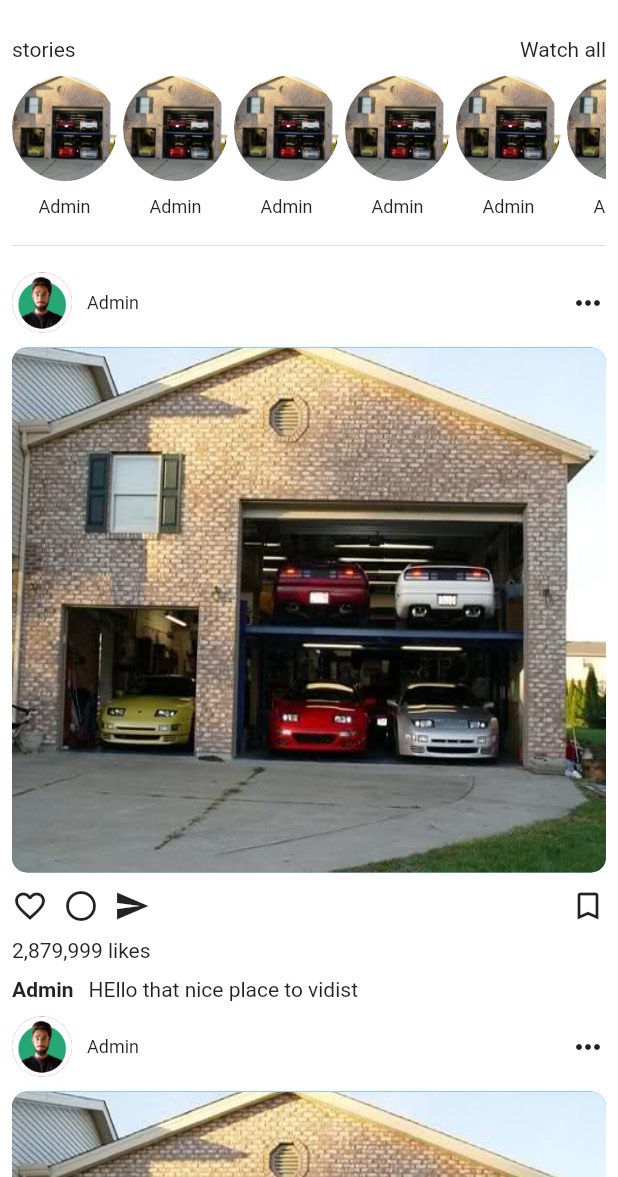
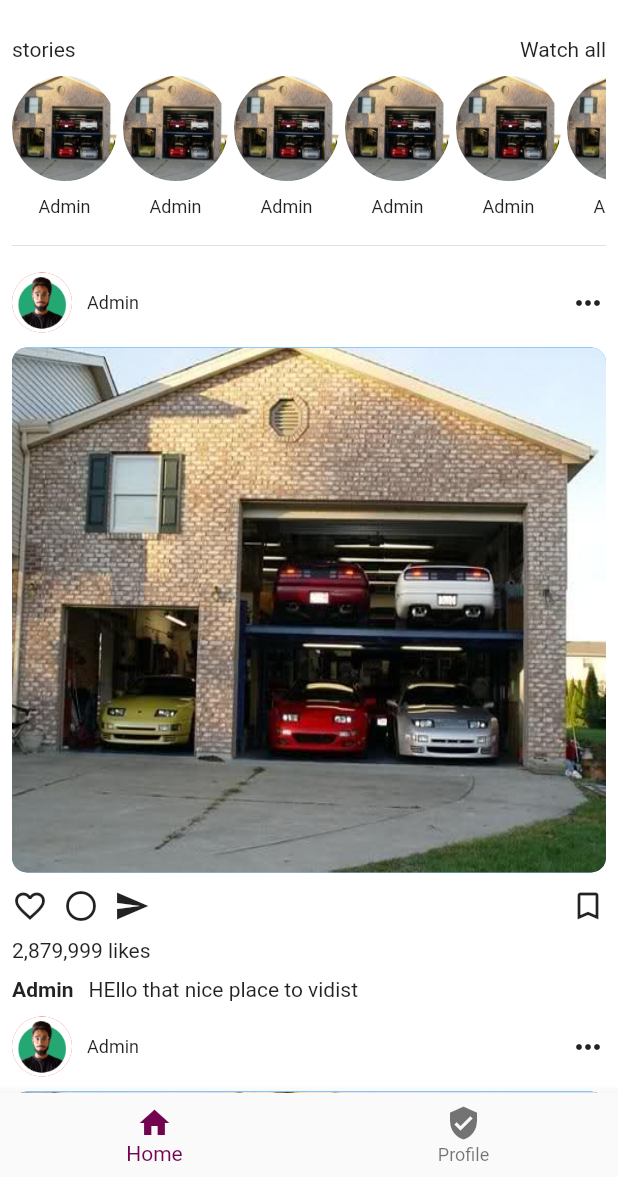
Before and after one commit to syeduzairdev/Instagram_clone_flutter, a Flutter app: the screen it shows after launch, on a phone screen of 412 x 824 dp, the part 59-1236 px from its top. Run offline on Flutter 3.47's test engine with Material 2 defaults, Android fonts, the light colour scheme and no system bars.

Commit message:
FIXED: make profile page

```diff
--- /dev/null
+++ b/lib/index.dart
@@ -0,0 +1,36 @@
+import 'package:classomni/screens/homepage.dart';
+import 'package:classomni/screens/profile_screen/profile_screen.dart';
+import 'package:flutter/material.dart';
+
+class BottomNavBar extends StatefulWidget {
+  const BottomNavBar({super.key});
+
+  @override
+  State<BottomNavBar> createState() => _BottomNavBarState();
+}
+
+class _BottomNavBarState extends State<BottomNavBar> {
+  int _selectedIndex = 0;
+  void _onItemTapped(int index) {
+    setState(() {
+      _selectedIndex = index;
+    });
+  }
+
+  @override
+  Widget build(BuildContext context) {
+    return Scaffold(
+        bottomNavigationBar: BottomNavigationBar(
+          items: const [
+            BottomNavigationBarItem(icon: Icon(Icons.home), label: "Home"),
+            BottomNavigationBarItem(
+                icon: Icon(Icons.verified_user), label: "Profile"),
+          ],
+          currentIndex: _selectedIndex,
+          selectedItemColor: const Color.fromARGB(255, 113, 3, 80),
+          onTap: _onItemTapped,
+        ),
+        body:
+            [const HomePage(), UserProfileScreen()].elementAt(_selectedIndex));
+  }
+}
--- a/lib/main.dart
+++ b/lib/main.dart
@@ -1,4 +1,4 @@
-import 'package:classomni/screens/homepage.dart';
+import 'package:classomni/index.dart';
 import 'package:flutter/material.dart';
 
 void main() {
@@ -13,7 +13,7 @@ class MyApp extends StatelessWidget {
     return const MaterialApp(
       debugShowCheckedModeBanner: false,
       title: 'InstaClone',
-      home: HomePage(),
+      home: BottomNavBar(),
     );
   }
 }
--- /dev/null
+++ b/lib/widgets/profile_avatar_widget.dart
@@ -0,0 +1,20 @@
+import 'package:flutter/material.dart';
+
+class ProfileAvatarWidget extends StatelessWidget {
+  const ProfileAvatarWidget({super.key});
+
+  @override
+  Widget build(BuildContext context) {
+    return Container(
+      height: 70,
+      width: 70,
+      decoration: const BoxDecoration(
+        shape: BoxShape.circle,
+        image: DecorationImage(
+          image: AssetImage("assets/garaj.jpg"),
+          fit: BoxFit.fill,
+        ),
+      ),
+    );
+  }
+}
--- a/lib/widgets/stories_widget.dart
+++ b/lib/widgets/stories_widget.dart
@@ -1,4 +1,5 @@
 // ignore_for_file: public_member_api_docs, sort_constructors_first
+import 'package:classomni/widgets/profile_avatar_widget.dart';
 import 'package:flutter/material.dart';
 
 class StoriesWidget extends StatelessWidget {
@@ -13,25 +14,12 @@ class StoriesWidget extends StatelessWidget {
     return Padding(
       padding: const EdgeInsets.only(right: 4),
       child: Column(
-        children: [
-          Container(
-            height: 70,
-            width: 70,
-            decoration: const BoxDecoration(
-              shape: BoxShape.circle,
-              image: DecorationImage(
-                image: AssetImage("assets/garaj.jpg"),
-                fit: BoxFit.fill,
-              ),
-            ),
-            // child: const Image(
-            //   image: AssetImage("assets/BrainBlueBack.png"),
-            // ),
-          ),
-          const SizedBox(
+        children: const [
+          ProfileAvatarWidget(),
+          SizedBox(
             height: 10,
           ),
-          const Text(
+          Text(
             "Admin",
             style: TextStyle(fontSize: 12),
           )
```
Also changed, not shown: lib/screens/profile_screen/photos_girdview.dart (added, +30 -0 lines), lib/screens/profile_screen/profile_screen.dart (added, +199 -0 lines), lib/screens/profile_screen/widget/profile_tabbar_widget.dart (added, +85 -0 lines), pubspec.yaml (+3 -64 lines), pubspec.lock, 6 other files.
